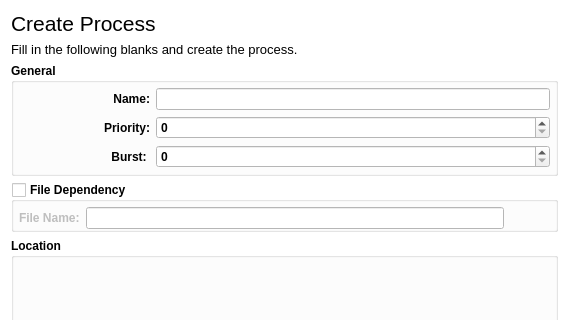
Before: the Qt Designer form ui/panels/processpanel.ui in amirmohsen1384/legendary-os, drawn with Qt 5; both pictures show x 0 to 569 and y 0 to 320 of the 569 by 685 pixel window.
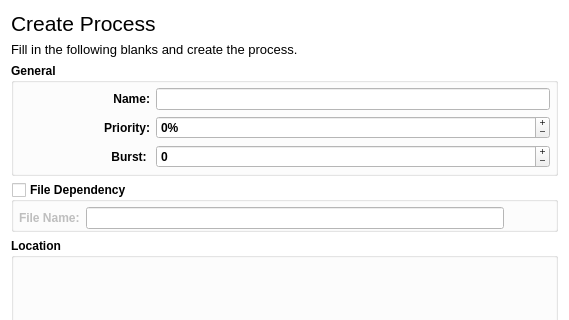
After: the same form once the commit is applied.

Commit message: Applied some minor improvements on process panel

Diff of the .ui file:
```diff
--- a/ui/panels/processpanel.ui
+++ b/ui/panels/processpanel.ui
@@ -181,6 +181,33 @@
           <verstretch>0</verstretch>
          </sizepolicy>
         </property>
+        <property name="wrapping">
+         <bool>true</bool>
+        </property>
+        <property name="buttonSymbols">
+         <enum>QAbstractSpinBox::ButtonSymbols::PlusMinus</enum>
+        </property>
+        <property name="accelerated">
+         <bool>true</bool>
+        </property>
+        <property name="correctionMode">
+         <enum>QAbstractSpinBox::CorrectionMode::CorrectToNearestValue</enum>
+        </property>
+        <property name="showGroupSeparator" stdset="0">
+         <bool>false</bool>
+        </property>
+        <property name="suffix">
+         <string>%</string>
+        </property>
+        <property name="maximum">
+         <number>100</number>
+        </property>
+        <property name="singleStep">
+         <number>1</number>
+        </property>
+        <property name="displayIntegerBase">
+         <number>10</number>
+        </property>
        </widget>
       </item>
       <item row="2" column="1" colspan="3">
@@ -191,6 +218,21 @@
           <verstretch>0</verstretch>
          </sizepolicy>
         </property>
+        <property name="wrapping">
+         <bool>true</bool>
+        </property>
+        <property name="frame">
+         <bool>true</bool>
+        </property>
+        <property name="buttonSymbols">
+         <enum>QAbstractSpinBox::ButtonSymbols::PlusMinus</enum>
+        </property>
+        <property name="accelerated">
+         <bool>false</bool>
+        </property>
+        <property name="maximum">
+         <number>1000</number>
+        </property>
        </widget>
       </item>
      </layout>
```
Left out of the diff: 2 changed lines with no effect on the pictures.
